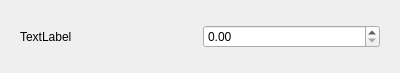
Old version of the form autogenerateFromJSON/customspinboxwidget.ui in the repository xsparc/scopy.
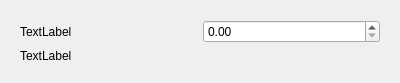
New version of the form.

```diff
--- a/autogenerateFromJSON/customspinboxwidget.ui
+++ b/autogenerateFromJSON/customspinboxwidget.ui
@@ -15,18 +15,25 @@
   </property>
   <layout class="QVBoxLayout" name="verticalLayout">
    <item>
-    <widget class="QWidget" name="mainWIdget" native="true">
-     <layout class="QHBoxLayout" name="horizontalLayout">
-      <item>
+    <widget class="QWidget" name="mainWidget" native="true">
+     <layout class="QGridLayout" name="gridLayout">
+      <item row="0" column="0">
        <widget class="QLabel" name="name">
         <property name="text">
          <string>TextLabel</string>
         </property>
        </widget>
       </item>
-      <item>
+      <item row="0" column="1">
        <widget class="QDoubleSpinBox" name="value"/>
       </item>
+      <item row="1" column="0" colspan="2">
+       <widget class="QLabel" name="errorMessage">
+        <property name="text">
+         <string>TextLabel</string>
+        </property>
+       </widget>
+      </item>
      </layout>
     </widget>
    </item>
```
